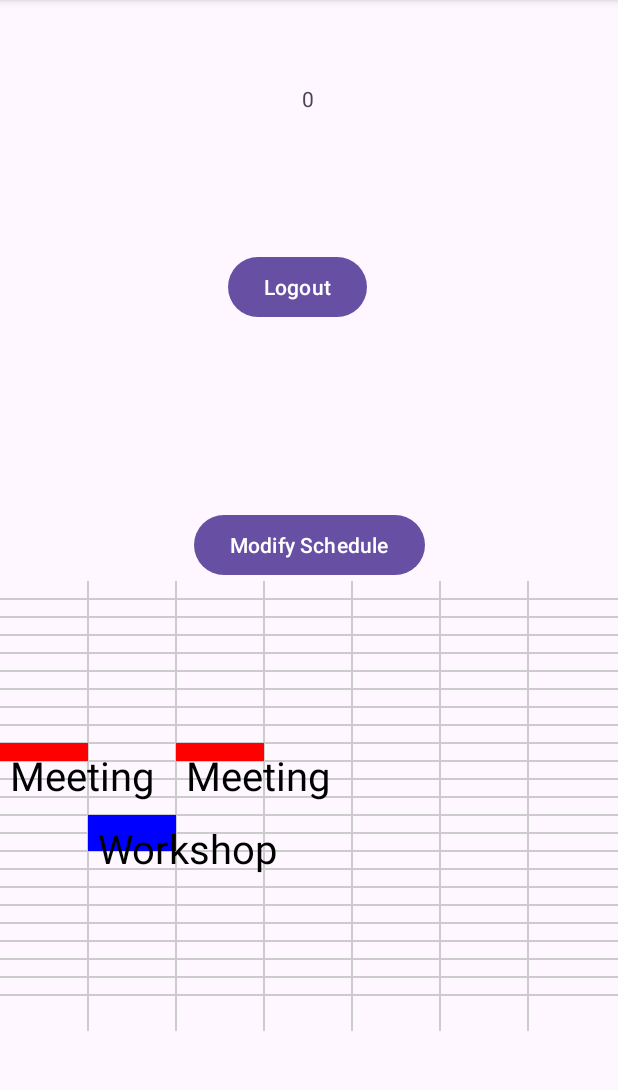
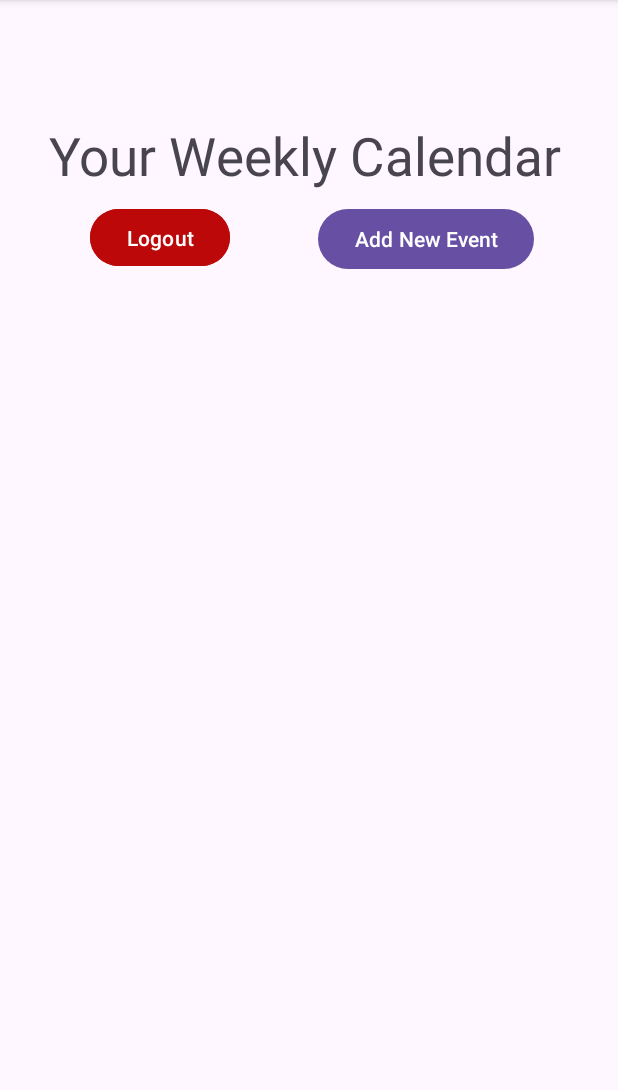
Before and after one commit to asemshaath/schedule-maker-app, an Android app: the MainActivity screen opened directly, with no data from a screen before it, on a phone screen of 412 x 824 dp, the part 96-1186 px from its top. Run offline under Robolectric (Android 15) with nearby library versions, the light colour scheme and no system bars; our stand-ins replace Firebase (no records; nobody signed in at launch, a user with empty details on screens opened directly).

Commit message:
added list view functionality

```diff
--- a/CalenderApp/app/src/main/java/com/example/calenderapp/EventRepository.kt
+++ b/CalenderApp/app/src/main/java/com/example/calenderapp/EventRepository.kt
@@ -56,7 +56,7 @@ object EventRepository {
     }
 
 
-    private fun doesOverlap(event: Event): Boolean {
+    fun doesOverlap(event: Event): Boolean {
         for (e in events){
             if (event.daysOfWeek.intersect(e.daysOfWeek).isNotEmpty() &&
                 (event.startTime <= e.endTime && event.endTime >= e.startTime)){
--- a/CalenderApp/app/src/main/java/com/example/calenderapp/MainActivity.kt
+++ b/CalenderApp/app/src/main/java/com/example/calenderapp/MainActivity.kt
@@ -11,29 +11,28 @@ import java.time.LocalTime
 
 class MainActivity : AppCompatActivity() {
 
+//    1) create a list view
+//    2) In the list add a delete button to delete event
+//    3) Have an update functionality by either doing it in place or a new activity.
+
     private lateinit var auth: FirebaseAuth
     private lateinit var binding: ActivityMainBinding
-    lateinit var weeklyCalendarView: WeeklyCalendarView
+    private lateinit var eventAdapter: EventAdapter
 
     override fun onCreate(savedInstanceState: Bundle?) {
         super.onCreate(savedInstanceState)
         binding = ActivityMainBinding.inflate(layoutInflater)
         setContentView(binding.root)
 
+        // Initialize adapter with events from repository
+        eventAdapter = EventAdapter(this, EventRepository.getEventsForWeek())
+
+        binding.eventListView.adapter = eventAdapter
+
         val logoutBtn = binding.logoutBtn
         val modifyScheduleBtn = binding.modBtn
-        val userDetails = binding.userDetails
-        weeklyCalendarView = binding.weeklyCalendarView
 
-        EventRepository.addEvent(
-            Event(1, "Meeting", listOf(DayOfWeek.MONDAY, DayOfWeek.WEDNESDAY), LocalTime.of(9, 0), LocalTime.of(10, 0), "Room A", "Team meeting", Color.RED),
-        )
-        EventRepository.addEvent(
-            Event(2, "Workshop", listOf(DayOfWeek.TUESDAY), LocalTime.of(13, 0), LocalTime.of(15, 0), "Room B", "Android Workshop", Color.BLUE)
-        )
-
-        weeklyCalendarView.events = EventRepository.events
-        weeklyCalendarView.invalidate() // Refresh the view
+        eventAdapter.notifyDataSetChanged()
         updateDisplay()
 
         auth = FirebaseAuth.getInstance()
@@ -44,10 +43,7 @@ class MainActivity : AppCompatActivity() {
             val intent = Intent(applicationContext, LoginActivity::class.java)
             startActivity(intent)
             finish()
-        } else {
-            userDetails.text = user.email
         }
-
         logoutBtn.setOnClickListener{logoutBtinClicked()}
         modifyScheduleBtn.setOnClickListener{modBtnClicked()}
 
@@ -55,9 +51,8 @@ class MainActivity : AppCompatActivity() {
 
     override fun onResume() {
         super.onResume()
+        eventAdapter.notifyDataSetChanged()
         updateDisplay()
-        weeklyCalendarView.events = EventRepository.events
-        weeklyCalendarView.invalidate() // Refresh the view
     }
 
     private fun modBtnClicked() {
@@ -76,10 +71,9 @@ class MainActivity : AppCompatActivity() {
     }
 
     private fun updateDisplay(){
-        val counterText = binding.counter
 //        val eventsText = binding.tvEventsList
 
-        counterText.text = EventRepository.counter.toString()
+//        counterText.text = EventRepository.counter.toString()
 //        eventsText.text = EventRepository.events.toString()
     }
 }
--- a/CalenderApp/app/src/main/res/layout/activity_main.xml
+++ b/CalenderApp/app/src/main/res/layout/activity_main.xml
@@ -10,51 +10,7 @@
     tools:context=".MainActivity">
 
 
-    <TextView
-        android:id="@+id/userDetails"
-        android:layout_width="wrap_content"
-        android:layout_height="wrap_content"
-        android:layout_marginTop="112dp"
-        android:text="Your Weekly Calendar"
-        app:layout_constraintEnd_toEndOf="parent"
-        app:layout_constraintHorizontal_bias="0.498"
-        app:layout_constraintStart_toStartOf="parent"
-        app:layout_constraintTop_toTopOf="parent" />
-
-    <TextView
-        android:id="@+id/counter"
-        android:layout_width="wrap_content"
-        android:layout_height="wrap_content"
-        android:layout_marginTop="56dp"
-        android:text="Counter"
-        app:layout_constraintEnd_toEndOf="parent"
-        app:layout_constraintHorizontal_bias="0.498"
-        app:layout_constraintStart_toStartOf="parent"
-        app:layout_constraintTop_toBottomOf="@+id/userDetails"
-        app:layout_constraintTop_toTopOf="parent" />
-
-    <Button
-        android:id="@+id/logoutBtn"
-        android:layout_width="wrap_content"
-        android:layout_height="wrap_content"
-        android:layout_marginTop="92dp"
-        android:text="Logout"
-        app:layout_constraintEnd_toEndOf="parent"
-        app:layout_constraintHorizontal_bias="0.477"
-        app:layout_constraintStart_toStartOf="parent"
-        app:layout_constraintTop_toBottomOf="@+id/counter" />
-
-    <Button
-        android:id="@+id/modBtn"
-        android:layout_width="wrap_content"
-        android:layout_height="wrap_content"
-        android:layout_marginTop="124dp"
-        android:text="Modify Schedule"
-        app:layout_constraintEnd_toEndOf="parent"
-        app:layout_constraintStart_toStartOf="parent"
-        app:layout_constraintTop_toBottomOf="@+id/logoutBtn" />
-
-<!--    <TextView-->
+    <!--    <TextView-->
 <!--        android:id="@+id/tvEventsList"-->
 <!--        android:layout_width="match_parent"-->
 <!--        android:layout_height="200dp"-->
@@ -64,13 +20,62 @@
 <!--        app:layout_constraintStart_toStartOf="parent"-->
 <!--        app:layout_constraintTop_toBottomOf="@+id/modBtn" />-->
 
-    <com.example.calenderapp.WeeklyCalendarView
-        android:id="@+id/weeklyCalendarView"
-        android:layout_width="match_parent"
-        android:layout_height="300dp"
+<!--    <com.example.calenderapp.WeeklyCalendarView-->
+<!--        android:id="@+id/weeklyCalendarView"-->
+<!--        android:layout_width="match_parent"-->
+<!--        android:layout_height="300dp"-->
+<!--        app:layout_constraintTop_toBottomOf="@+id/modBtn"-->
+<!--        tools:layout_editor_absoluteX="16dp"-->
+<!--         />-->
+
+    <!-- ListView for displaying events -->
+
+    <TextView
+        android:id="@+id/userDetails"
+        android:layout_width="wrap_content"
+        android:layout_height="wrap_content"
+        android:layout_marginTop="80dp"
+        android:textSize="35dp"
+        android:text="Your Weekly Calendar"
+        app:layout_constraintEnd_toEndOf="parent"
+        app:layout_constraintHorizontal_bias="0.459"
+        app:layout_constraintStart_toStartOf="parent"
+        app:layout_constraintTop_toTopOf="parent" />
+
+    <Button
+        android:id="@+id/logoutBtn"
+
+        android:layout_width="93dp"
+        android:layout_height="46dp"
+        android:layout_marginStart="60dp"
+        android:layout_marginTop="8dp"
+        android:text="Logout"
+        android:backgroundTint="#BC0808"
+        app:layout_constraintStart_toStartOf="parent"
+        app:layout_constraintTop_toBottomOf="@+id/userDetails"
+
+        />
+
+    <Button
+        android:id="@+id/modBtn"
+        android:layout_width="wrap_content"
+        android:layout_height="wrap_content"
+        android:layout_marginTop="8dp"
+        android:text="Add New Event"
+        app:layout_constraintEnd_toEndOf="parent"
+        app:layout_constraintHorizontal_bias="0.514"
+        app:layout_constraintStart_toEndOf="@+id/logoutBtn"
+        app:layout_constraintTop_toBottomOf="@+id/userDetails" />
+
+    <ListView
+        android:id="@+id/eventListView"
+        android:layout_width="0dp"
+        android:layout_height="0dp"
+        android:layout_marginTop="16dp"
         app:layout_constraintTop_toBottomOf="@+id/modBtn"
-        tools:layout_editor_absoluteX="16dp"
-         />
+        app:layout_constraintBottom_toBottomOf="parent"
+        app:layout_constraintStart_toStartOf="parent"
+        app:layout_constraintEnd_toEndOf="parent" />
 
 
 </androidx.constraintlayout.widget.ConstraintLayout>
```
Also changed, not shown: CalenderApp/app/src/main/java/com/example/calenderapp/EventAdapter.kt (added, +92 -0 lines), CalenderApp/app/src/main/res/layout/dialog_update_event.xml (added, +22 -0 lines), CalenderApp/app/src/main/res/layout/event_list_item.xml (added, +45 -0 lines).
